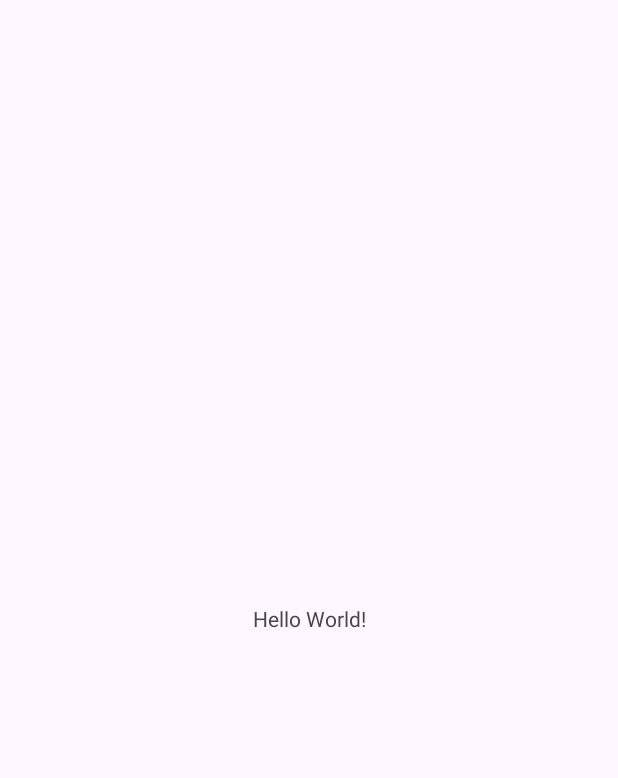
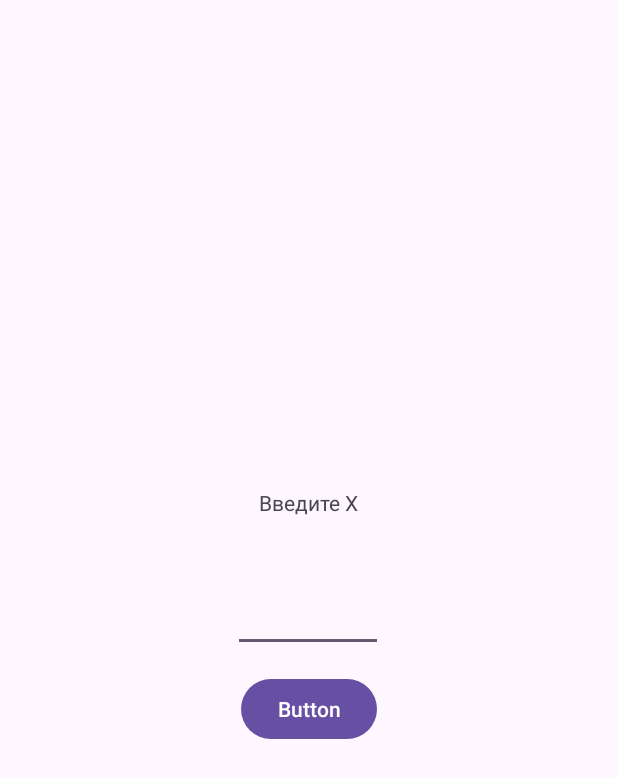
Before and after one commit to kitkateiko/Laba2, an Android app: the screen it shows after launch (MainActivity), on a phone screen of 412 x 824 dp. Before the commit the part shown is almost empty. Shown: the top 778 px of the screen. Run offline under Robolectric (Android 15) with nearby library versions, the phone set to English and light mode, and no system bars.

```diff
--- a/app/src/main/res/layout/activity_main.xml
+++ b/app/src/main/res/layout/activity_main.xml
@@ -8,12 +8,40 @@
     tools:context=".MainActivity">
 
     <TextView
+        android:id="@+id/textView"
         android:layout_width="wrap_content"
         android:layout_height="wrap_content"
-        android:text="Hello World!"
+        android:text="Введите X"
         app:layout_constraintBottom_toBottomOf="parent"
         app:layout_constraintEnd_toEndOf="parent"
         app:layout_constraintStart_toStartOf="parent"
-        app:layout_constraintTop_toTopOf="parent" />
+        app:layout_constraintTop_toTopOf="parent"
+        app:layout_constraintVertical_bias="0.404" />
+
+    <Button
+        android:id="@+id/button"
+        android:layout_width="wrap_content"
+        android:layout_height="wrap_content"
+        android:onClick="formula"
+        android:text="Button"
+        app:layout_constraintBottom_toBottomOf="parent"
+        app:layout_constraintEnd_toEndOf="parent"
+        app:layout_constraintStart_toStartOf="parent"
+        app:layout_constraintTop_toTopOf="parent"
+        app:layout_constraintVertical_bias="0.578" />
+
+    <EditText
+        android:id="@+id/editTextNumber"
+        android:layout_width="100dp"
+        android:layout_height="60dp"
+        android:layout_marginTop="16dp"
+        android:ems="10"
+        android:gravity="center"
+        android:inputType="number"
+        app:layout_constraintBottom_toTopOf="@+id/button"
+        app:layout_constraintEnd_toEndOf="parent"
+        app:layout_constraintHorizontal_bias="0.498"
+        app:layout_constraintStart_toStartOf="parent"
+        app:layout_constraintTop_toBottomOf="@+id/textView" />
 
 </androidx.constraintlayout.widget.ConstraintLayout>
```
